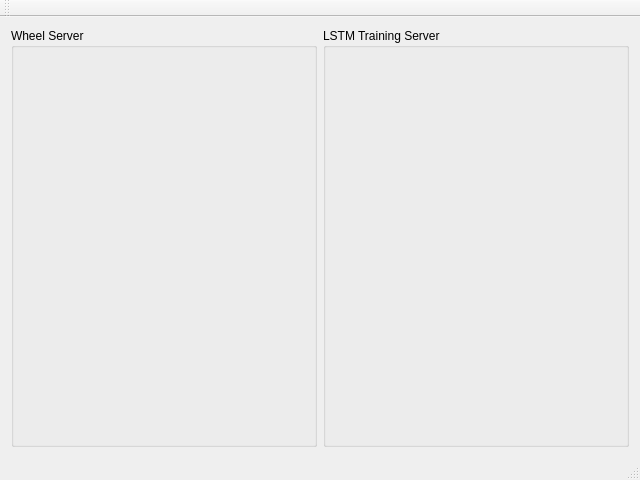
First picture: the form in util/hourglass_monitor/mainwindow.ui, repository jamesljlster/hourglass, before the edit.
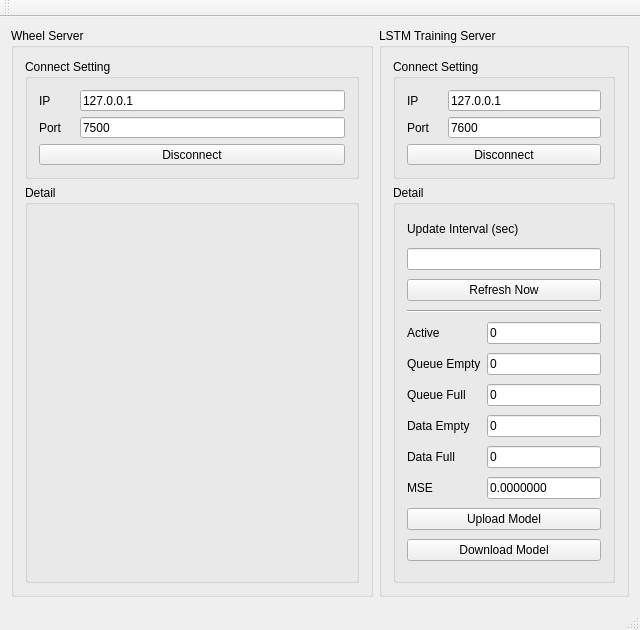
Second picture: the form after the edit.

Diff of the .ui file:
```diff
--- a/util/hourglass_monitor/mainwindow.ui
+++ b/util/hourglass_monitor/mainwindow.ui
@@ -7,9 +7,15 @@
     <x>0</x>
     <y>0</y>
     <width>640</width>
-    <height>480</height>
+    <height>630</height>
    </rect>
   </property>
+  <property name="minimumSize">
+   <size>
+    <width>640</width>
+    <height>480</height>
+   </size>
+  </property>
   <property name="windowTitle">
    <string>Hourglass Monitor</string>
   </property>
@@ -20,13 +26,369 @@
       <property name="title">
        <string>Wheel Server</string>
       </property>
+      <layout class="QVBoxLayout" name="verticalLayout">
+       <item>
+        <widget class="QGroupBox" name="groupBox_3">
+         <property name="minimumSize">
+          <size>
+           <width>0</width>
+           <height>120</height>
+          </size>
+         </property>
+         <property name="maximumSize">
+          <size>
+           <width>16777215</width>
+           <height>120</height>
+          </size>
+         </property>
+         <property name="title">
+          <string>Connect Setting</string>
+         </property>
+         <layout class="QGridLayout" name="gridLayout">
+          <item row="1" column="1">
+           <widget class="QLineEdit" name="lineEdit">
+            <property name="text">
+             <string>127.0.0.1</string>
+            </property>
+           </widget>
+          </item>
+          <item row="3" column="0" colspan="2">
+           <widget class="QPushButton" name="pushButton">
+            <property name="sizePolicy">
+             <sizepolicy hsizetype="Minimum" vsizetype="Expanding">
+              <horstretch>0</horstretch>
+              <verstretch>0</verstretch>
+             </sizepolicy>
+            </property>
+            <property name="minimumSize">
+             <size>
+              <width>100</width>
+              <height>0</height>
+             </size>
+            </property>
+            <property name="maximumSize">
+             <size>
+              <width>16777215</width>
+              <height>16777215</height>
+             </size>
+            </property>
+            <property name="text">
+             <string>Disconnect</string>
+            </property>
+           </widget>
+          </item>
+          <item row="2" column="1">
+           <widget class="QLineEdit" name="lineEdit_2">
+            <property name="text">
+             <string>7500</string>
+            </property>
+           </widget>
+          </item>
+          <item row="2" column="0">
+           <widget class="QLabel" name="label_2">
+            <property name="minimumSize">
+             <size>
+              <width>35</width>
+              <height>0</height>
+             </size>
+            </property>
+            <property name="maximumSize">
+             <size>
+              <width>35</width>
+              <height>16777215</height>
+             </size>
+            </property>
+            <property name="text">
+             <string>Port</string>
+            </property>
+           </widget>
+          </item>
+          <item row="1" column="0">
+           <widget class="QLabel" name="label">
+            <property name="minimumSize">
+             <size>
+              <width>35</width>
+              <height>0</height>
+             </size>
+            </property>
+            <property name="maximumSize">
+             <size>
+              <width>35</width>
+              <height>16777215</height>
+             </size>
+            </property>
+            <property name="text">
+             <string>IP</string>
+            </property>
+           </widget>
+          </item>
+         </layout>
+        </widget>
+       </item>
+       <item>
+        <widget class="QGroupBox" name="groupBox_4">
+         <property name="title">
+          <string>Detail</string>
+         </property>
+        </widget>
+       </item>
+      </layout>
      </widget>
     </item>
     <item>
      <widget class="QGroupBox" name="groupBox_2">
+      <property name="maximumSize">
+       <size>
+        <width>250</width>
+        <height>16777215</height>
+       </size>
+      </property>
       <property name="title">
        <string>LSTM Training Server</string>
       </property>
+      <property name="flat">
+       <bool>false</bool>
+      </property>
+      <property name="checkable">
+       <bool>false</bool>
+      </property>
+      <layout class="QVBoxLayout" name="verticalLayout_2">
+       <item>
+        <widget class="QGroupBox" name="groupBox_5">
+         <property name="minimumSize">
+          <size>
+           <width>0</width>
+           <height>120</height>
+          </size>
+         </property>
+         <property name="maximumSize">
+          <size>
+           <width>16777215</width>
+           <height>120</height>
+          </size>
+         </property>
+         <property name="title">
+          <string>Connect Setting</string>
+         </property>
+         <layout class="QGridLayout" name="gridLayout_2">
+          <item row="2" column="0" colspan="2">
+           <widget class="QPushButton" name="pushButton_2">
+            <property name="sizePolicy">
+             <sizepolicy hsizetype="Minimum" vsizetype="Expanding">
+              <horstretch>0</horstretch>
+              <verstretch>0</verstretch>
+             </sizepolicy>
+            </property>
+            <property name="minimumSize">
+             <size>
+              <width>100</width>
+              <height>0</height>
+             </size>
+            </property>
+            <property name="maximumSize">
+             <size>
+              <width>16777215</width>
+              <height>100</height>
+             </size>
+            </property>
+            <property name="text">
+             <string>Disconnect</string>
+            </property>
+           </widget>
+          </item>
+          <item row="0" column="0">
+           <widget class="QLabel" name="label_3">
+            <property name="minimumSize">
+             <size>
+              <width>35</width>
+              <height>0</height>
+             </size>
+            </property>
+            <property name="maximumSize">
+             <size>
+              <width>35</width>
+              <height>16777215</height>
+             </size>
+            </property>
+            <property name="text">
+             <string>IP</string>
+            </property>
+           </widget>
+          </item>
+          <item row="1" column="1">
+           <widget class="QLineEdit" name="lineEdit_4">
+            <property name="text">
+             <string>7600</string>
+            </property>
+           </widget>
+          </item>
+          <item row="1" column="0">
+           <widget class="QLabel" name="label_4">
+            <property name="minimumSize">
+             <size>
+              <width>35</width>
+              <height>0</height>
+             </size>
+            </property>
+            <property name="maximumSize">
+             <size>
+              <width>35</width>
+              <height>16777215</height>
+             </size>
+            </property>
+            <property name="text">
+             <string>Port</string>
+            </property>
+           </widget>
+          </item>
+          <item row="0" column="1">
+           <widget class="QLineEdit" name="lineEdit_3">
+            <property name="text">
+             <string>127.0.0.1</string>
+            </property>
+           </widget>
+          </item>
+         </layout>
+        </widget>
+       </item>
+       <item>
+        <widget class="QGroupBox" name="groupBox_6">
+         <property name="title">
+          <string notr="true">Detail</string>
+         </property>
+         <layout class="QGridLayout" name="gridLayout_3">
+          <item row="9" column="1">
+           <widget class="QLineEdit" name="lineEdit_8">
+            <property name="text">
+             <string>0</string>
+            </property>
+           </widget>
+          </item>
+          <item row="8" column="0">
+           <widget class="QLabel" name="label_6">
+            <property name="text">
+             <string>Queue Empty</string>
+            </property>
+           </widget>
+          </item>
+          <item row="10" column="0">
+           <widget class="QLabel" name="label_9">
+            <property name="text">
+             <string>Data Empty</string>
+            </property>
+           </widget>
+          </item>
+          <item row="3" column="0" colspan="2">
+           <widget class="QPushButton" name="pushButton_3">
+            <property name="text">
+             <string>Refresh Now</string>
+            </property>
+           </widget>
+          </item>
+          <item row="10" column="1">
+           <widget class="QLineEdit" name="lineEdit_9">
+            <property name="text">
+             <string>0</string>
+            </property>
+           </widget>
+          </item>
+          <item row="0" column="0" colspan="2">
+           <widget class="QLabel" name="label_5">
+            <property name="maximumSize">
+             <size>
+              <width>16777215</width>
+              <height>20</height>
+             </size>
+            </property>
+            <property name="text">
+             <string>Update Interval (sec)</string>
+            </property>
+           </widget>
+          </item>
+          <item row="7" column="0">
+           <widget class="QLabel" name="label_7">
+            <property name="text">
+             <string>Active</string>
+            </property>
+           </widget>
+          </item>
+          <item row="12" column="1">
+           <widget class="QLineEdit" name="lineEdit_11">
+            <property name="text">
+             <string>0.0000000</string>
+            </property>
+           </widget>
+          </item>
+          <item row="8" column="1">
+           <widget class="QLineEdit" name="lineEdit_6">
+            <property name="text">
+             <string>0</string>
+            </property>
+           </widget>
+          </item>
+          <item row="12" column="0">
+           <widget class="QLabel" name="label_11">
+            <property name="text">
+             <string>MSE</string>
+            </property>
+           </widget>
+          </item>
+          <item row="7" column="1">
+           <widget class="QLineEdit" name="lineEdit_7">
+            <property name="text">
+             <string>0</string>
+            </property>
+           </widget>
+          </item>
+          <item row="6" column="0" colspan="2">
+           <widget class="Line" name="line">
+            <property name="orientation">
+             <enum>Qt::Horizontal</enum>
+            </property>
+           </widget>
+          </item>
+          <item row="15" column="0" colspan="2">
+           <widget class="QPushButton" name="pushButton_5">
+            <property name="text">
+             <string>Download Model</string>
+            </property>
+           </widget>
+          </item>
+          <item row="11" column="0">
+           <widget class="QLabel" name="label_10">
+            <property name="text">
+             <string>Data Full</string>
+            </property>
+           </widget>
+          </item>
+          <item row="14" column="0" colspan="2">
+           <widget class="QPushButton" name="pushButton_4">
+            <property name="text">
+             <string>Upload Model</string>
+            </property>
+           </widget>
+          </item>
+          <item row="9" column="0">
+           <widget class="QLabel" name="label_8">
+            <property name="text">
+             <string>Queue Full</string>
+            </property>
+           </widget>
+          </item>
+          <item row="11" column="1">
+           <widget class="QLineEdit" name="lineEdit_10">
+            <property name="text">
+             <string>0</string>
+            </property>
+           </widget>
+          </item>
+          <item row="1" column="0" colspan="2">
+           <widget class="QLineEdit" name="lineEdit_5"/>
+          </item>
+         </layout>
+        </widget>
+       </item>
+      </layout>
      </widget>
     </item>
    </layout>
```
